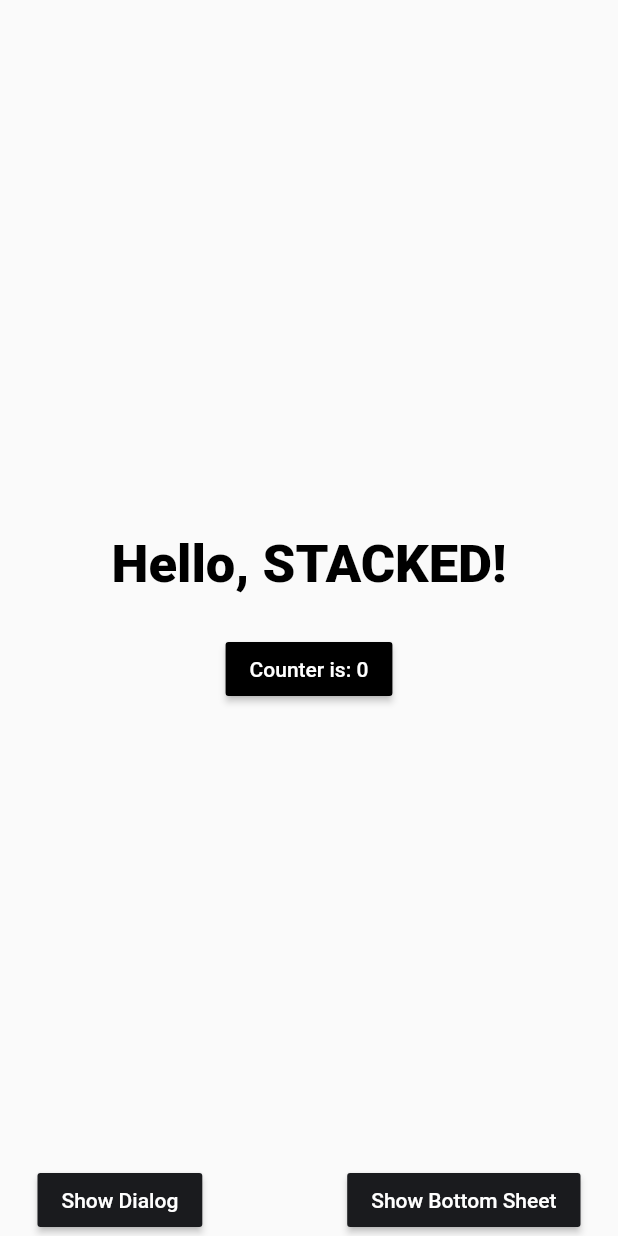
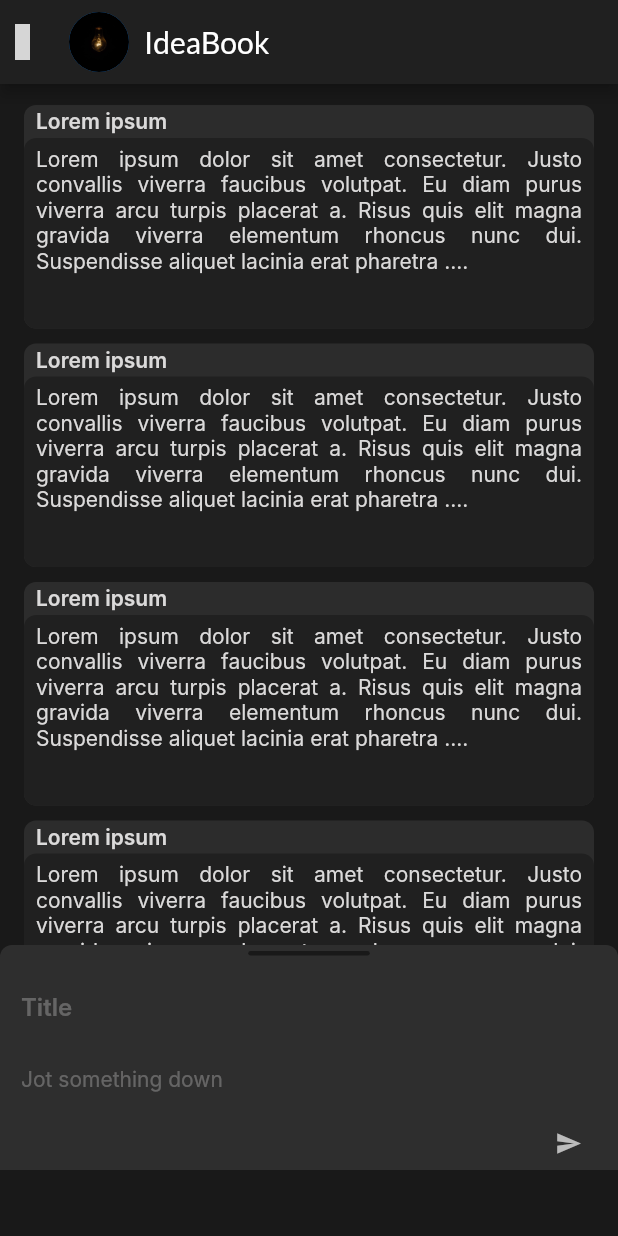
Before and after one commit to Akindolie/idea_book_test, a Flutter app: the screen it shows after launch, on a phone screen of 412 x 824 dp. Run offline on Flutter 3.47's test engine with Material 2 defaults, Android fonts, the light colour scheme and no system bars; our stand-ins replace google_fonts, iconly, stacked, stacked_services, stacked_shared; Roboto replaces fonts that are missing (Inter); grey boxes are pictures that could not be loaded.

Commit message:
progress update

```diff
--- a/ideabook/lib/app/app.dart
+++ b/ideabook/lib/app/app.dart
@@ -4,13 +4,15 @@ import 'package:ideabook/ui/views/home/home_view.dart';
 import 'package:ideabook/ui/views/startup/startup_view.dart';
 import 'package:stacked/stacked_annotations.dart';
 import 'package:stacked_services/stacked_services.dart';
+import 'package:ideabook/ui/views/notes/notes_view.dart';
 // @stacked-import
 
 @StackedApp(
   routes: [
     MaterialRoute(page: HomeView),
     MaterialRoute(page: StartupView),
-    // @stacked-route
+    MaterialRoute(page: NotesView),
+// @stacked-route
   ],
   dependencies: [
     LazySingleton(classType: BottomSheetService),
--- /dev/null
+++ b/ideabook/lib/app/app.router.dart
@@ -0,0 +1,187 @@
+// GENERATED CODE - DO NOT MODIFY BY HAND
+
+// **************************************************************************
+// StackedNavigatorGenerator
+// **************************************************************************
+
+// ignore_for_file: no_leading_underscores_for_library_prefixes
+import 'package:flutter/material.dart' as _i5;
+import 'package:flutter/material.dart';
+import 'package:ideabook/ui/views/home/home_view.dart' as _i2;
+import 'package:ideabook/ui/views/notes/notes_view.dart' as _i4;
+import 'package:ideabook/ui/views/startup/startup_view.dart' as _i3;
+import 'package:stacked/stacked.dart' as _i1;
+import 'package:stacked_services/stacked_services.dart' as _i6;
+
+class Routes {
+  static const homeView = '/home-view';
+
+  static const startupView = '/startup-view';
+
+  static const notesView = '/notes-view';
+
+  static const all = <String>{
+    homeView,
+    startupView,
+    notesView,
+  };
+}
+
+class StackedRouter extends _i1.RouterBase {
+  final _routes = <_i1.RouteDef>[
+    _i1.RouteDef(
+      Routes.homeView,
+      page: _i2.HomeView,
+    ),
+    _i1.RouteDef(
+      Routes.startupView,
+      page: _i3.StartupView,
+    ),
+    _i1.RouteDef(
+      Routes.notesView,
+      page: _i4.NotesView,
+    ),
+  ];
+
+  final _pagesMap = <Type, _i1.StackedRouteFactory>{
+    _i2.HomeView: (data) {
+      return _i5.MaterialPageRoute<dynamic>(
+        builder: (context) => const _i2.HomeView(),
+        settings: data,
+      );
+    },
+    _i3.StartupView: (data) {
+      return _i5.MaterialPageRoute<dynamic>(
+        builder: (context) => const _i3.StartupView(),
+        settings: data,
+      );
+    },
+    _i4.NotesView: (data) {
+      final args = data.getArgs<NotesViewArguments>(
+        orElse: () => const NotesViewArguments(),
+      );
+      return _i5.MaterialPageRoute<dynamic>(
+        builder: (context) => _i4.NotesView(key: args.key),
+        settings: data,
+      );
+    },
+  };
+
+  @override
+  List<_i1.RouteDef> get routes => _routes;
+
+  @override
+  Map<Type, _i1.StackedRouteFactory> get pagesMap => _pagesMap;
+}
+
+class NotesViewArguments {
+  const NotesViewArguments({this.key});
+
+  final _i5.Key? key;
+
+  @override
+  String toString() {
+    return '{"key": "$key"}';
+  }
+
+  @override
+  bool operator ==(covariant NotesViewArguments other) {
+    if (identical(this, other)) return true;
+    return other.key == key;
+  }
+
+  @override
+  int get hashCode {
+    return key.hashCode;
+  }
+}
+
+extension NavigatorStateExtension on _i6.NavigationService {
+  Future<dynamic> navigateToHomeView([
+    int? routerId,
+    bool preventDuplicates = true,
+    Map<String, String>? parameters,
+    Widget Function(BuildContext, Animation<double>, Animation<double>, Widget)?
+        transition,
+  ]) async {
+    return navigateTo<dynamic>(Routes.homeView,
+        id: routerId,
+        preventDuplicates: preventDuplicates,
+        parameters: parameters,
+        transition: transition);
+  }
+
+  Future<dynamic> navigateToStartupView([
+    int? routerId,
+    bool preventDuplicates = true,
+    Map<String, String>? parameters,
+    Widget Function(BuildContext, Animation<double>, Animation<double>, Widget)?
+        transition,
+  ]) async {
+    return navigateTo<dynamic>(Routes.startupView,
+        id: routerId,
+        preventDuplicates: preventDuplicates,
+        parameters: parameters,
+        transition: transition);
+  }
+
+  Future<dynamic> navigateToNotesView({
+    _i5.Key? key,
+    int? routerId,
+    bool preventDuplicates = true,
+    Map<String, String>? parameters,
+    Widget Function(BuildContext, Animation<double>, Animation<double>, Widget)?
+        transition,
+  }) async {
+    return navigateTo<dynamic>(Routes.notesView,
+        arguments: NotesViewArguments(key: key),
+        id: routerId,
+        preventDuplicates: preventDuplicates,
+        parameters: parameters,
+        transition: transition);
+  }
+
+  Future<dynamic> replaceWithHomeView([
+    int? routerId,
+    bool preventDuplicates = true,
+    Map<String, String>? parameters,
+    Widget Function(BuildContext, Animation<double>, Animation<double>, Widget)?
+        transition,
+  ]) async {
+    return replaceWith<dynamic>(Routes.homeView,
+        id: routerId,
+        preventDuplicates: preventDuplicates,
+        parameters: parameters,
+        transition: transition);
+  }
+
+  Future<dynamic> replaceWithStartupView([
+    int? routerId,
+    bool preventDuplicates = true,
+    Map<String, String>? parameters,
+    Widget Function(BuildContext, Animation<double>, Animation<double>, Widget)?
+        transition,
+  ]) async {
+    return replaceWith<dynamic>(Routes.startupView,
+        id: routerId,
+        preventDuplicates: preventDuplicates,
+        parameters: parameters,
+        transition: transition);
+  }
+
+  Future<dynamic> replaceWithNotesView({
+    _i5.Key? key,
+    int? routerId,
+    bool preventDuplicates = true,
+    Map<String, String>? parameters,
+    Widget Function(BuildContext, Animation<double>, Animation<double>, Widget)?
+        transition,
+  }) async {
+    return replaceWith<dynamic>(Routes.notesView,
+        arguments: NotesViewArguments(key: key),
+        id: routerId,
+        preventDuplicates: preventDuplicates,
+        parameters: parameters,
+        transition: transition);
+  }
+}
--- a/ideabook/lib/main.dart
+++ b/ideabook/lib/main.dart
@@ -1,4 +1,5 @@
 import 'package:flutter/material.dart';
+import 'package:google_fonts/google_fonts.dart';
 import 'package:ideabook/app/app.bottomsheets.dart';
 import 'package:ideabook/app/app.dialogs.dart';
 import 'package:ideabook/app/app.locator.dart';
@@ -19,16 +20,17 @@ class MyApp extends StatelessWidget {
 
   @override
   Widget build(BuildContext context) {
+    final textTheme = Theme.of(context).textTheme;
     return MaterialApp(
       title: 'Flutter Demo',
       theme: Theme.of(context).copyWith(
         primaryColor: kcBackgroundColor,
         focusColor: kcPrimaryColor,
-        textTheme: Theme.of(context).textTheme.apply(
-              bodyColor: Colors.black,
-            ),
+        textTheme: GoogleFonts.latoTextTheme(textTheme).apply(
+          bodyColor: Colors.black,
+        ),
       ),
-      initialRoute: Routes.startupView,
+      initialRoute: Routes.notesView,
       onGenerateRoute: StackedRouter().onGenerateRoute,
       navigatorKey: StackedService.navigatorKey,
       navigatorObservers: [
--- a/ideabook/lib/ui/common/app_colors.dart
+++ b/ideabook/lib/ui/common/app_colors.dart
@@ -1,9 +1,9 @@
 import 'package:flutter/material.dart';
 
-const Color kcPrimaryColor = Color(0xFF9600FF);
-const Color kcPrimaryColorDark = Color(0xFF300151);
+const Color kcPrimaryColor = Color(0xFF2E2E2E);
+const Color kcPrimaryColorDark = Color(0xFF191919);
 const Color kcDarkGreyColor = Color(0xFF1A1B1E);
-const Color kcMediumGrey = Color(0xFF474A54);
+const Color kcMediumGrey = Color(0xFF202020);
 const Color kcLightGrey = Color.fromARGB(255, 187, 187, 187);
 const Color kcVeryLightGrey = Color(0xFFE3E3E3);
-const Color kcBackgroundColor = kcDarkGreyColor;
+const Color kcBackgroundColor = Color(0xFF191919);
--- /dev/null
+++ b/ideabook/lib/ui/common/text_styles.dart
@@ -0,0 +1,16 @@
+import 'package:flutter/material.dart';
+
+const kTitleTS = TextStyle(
+  color: Color(0xFFDBDADA),
+  fontSize: 16,
+  fontFamily: 'Inter',
+  fontWeight: FontWeight.w600,
+  //height: 0.09,
+);
+
+const kBodyTS = TextStyle(
+  color: Color(0xFFDBDADA),
+  fontSize: 14,
+  fontFamily: 'Inter',
+  fontWeight: FontWeight.w400,
+);
--- /dev/null
+++ b/ideabook/lib/ui/components/send_button.dart
@@ -0,0 +1,32 @@
+import 'package:flutter/material.dart';
+
+import '../common/app_colors.dart';
+
+class SendButton extends StatelessWidget {
+  const SendButton({
+    super.key,
+    required this.onTap,
+    required this.disable,
+  });
+  final VoidCallback onTap;
+  final bool disable;
+  @override
+  Widget build(BuildContext context) {
+    return InkWell(
+      onTap: disable ? null : onTap,
+      child: Container(
+        height: 38,
+        width: 38,
+        decoration: BoxDecoration(
+          color: disable ? Colors.transparent : const Color(0xFF3E4370),
+          borderRadius: BorderRadius.circular(50),
+        ),
+        child: const Icon(
+          Icons.send,
+          color: kcLightGrey,
+          size: 18,
+        ),
+      ),
+    );
+  }
+}
--- /dev/null
+++ b/ideabook/lib/ui/components/textfield_bd.dart
@@ -0,0 +1,45 @@
+import 'package:flutter/material.dart';
+
+class TextFieldBd extends StatelessWidget {
+  const TextFieldBd({
+    super.key,
+    this.onChanged,
+    required this.label,
+  });
+
+  final Function(String)? onChanged;
+  final String label;
+
+  @override
+  Widget build(BuildContext context) {
+    return Expanded(
+      flex: 4,
+      child: TextField(
+        onChanged: onChanged,
+        style: const TextStyle(
+          color: Color(0xFFDBDADA),
+          fontSize: 14,
+          fontFamily: 'Inter',
+          fontWeight: FontWeight.w400,
+          height: 0.09,
+        ),
+        keyboardType: TextInputType.multiline,
+        textInputAction: TextInputAction.newline,
+        minLines: 1,
+        maxLines: 10,
+        decoration: InputDecoration(
+          border: InputBorder.none,
+          focusedBorder: InputBorder.none,
+          hintText: label,
+          hintStyle: const TextStyle(
+            color: Color(0x51DCDADA),
+            fontSize: 14,
+            fontFamily: 'Inter',
+            fontWeight: FontWeight.w400,
+            height: 0,
+          ),
+        ),
+      ),
+    );
+  }
+}
--- /dev/null
+++ b/ideabook/lib/ui/components/textfield_hd.dart
@@ -0,0 +1,45 @@
+import 'package:flutter/material.dart';
+
+class TextFieldHd extends StatelessWidget {
+  const TextFieldHd({
+    super.key,
+    this.onChanged,
+    required this.label,
+  });
+
+  final Function(String)? onChanged;
+  final String label;
+
+  @override
+  Widget build(BuildContext context) {
+    return SizedBox(
+      width: double.infinity,
+      child: TextField(
+        onChanged: onChanged,
+        style: const TextStyle(
+          color: Color(0xFFDBDADA),
+          fontSize: 16,
+          fontFamily: 'Inter',
+          fontWeight: FontWeight.w600,
+          height: 0.09,
+        ),
+        // keyboardType: TextInputType.multiline,
+        // textInputAction: TextInputAction.newline,
+        // minLines: 1,
+        // maxLines: 10,
+        decoration: InputDecoration(
+          border: InputBorder.none,
+          focusedBorder: InputBorder.none,
+          hintText: label,
+          hintStyle: const TextStyle(
+            color: Color(0x51DCDADA),
+            fontSize: 16,
+            fontFamily: 'Inter',
+            fontWeight: FontWeight.w600,
+            height: 0,
+          ),
+        ),
+      ),
+    );
+  }
+}
--- /dev/null
+++ b/ideabook/lib/ui/views/notes/notes_view.dart
@@ -0,0 +1,229 @@
+import 'package:flutter/material.dart';
+import 'package:iconly/iconly.dart';
+import 'package:ideabook/ui/common/ui_helpers.dart';
+import 'package:stacked/stacked.dart';
+
+import '../../common/app_colors.dart';
+import '../../common/text_styles.dart';
+import '../../components/send_button.dart';
+import '../../components/textfield_bd.dart';
+import '../../components/textfield_hd.dart';
+import 'notes_viewmodel.dart';
+
+class NotesView extends StackedView<NotesViewModel> {
+  NotesView({Key? key}) : super(key: key);
+
+  @override
+  Widget builder(
+    BuildContext context,
+    NotesViewModel viewModel,
+    Widget? child,
+  ) {
+    Size size = MediaQuery.of(context).size;
+    return Scaffold(
+      backgroundColor: kcBackgroundColor,
+      appBar: AppBar(
+        leadingWidth: 30,
+        leading: IconButton(
+          icon: const Icon(
+            IconlyLight.arrow_left,
+            size: 24,
+          ),
+          onPressed: () {},
+        ),
+        title: const Row(
+          children: [
+            CircleAvatar(
+              backgroundImage: AssetImage("assets/images/logo.jpeg"),
+              radius: 20,
+            ),
+            horizontalSpaceSmall,
+            Text('IdeaBook'),
+          ],
+        ),
+        iconTheme: const IconThemeData(color: kcVeryLightGrey),
+        backgroundColor: kcMediumGrey,
+      ),
+      body: Stack(
+        alignment: Alignment.bottomCenter,
+        children: [
+          Container(
+            //color: Colors.red,
+            padding: const EdgeInsets.symmetric(vertical: 14, horizontal: 16),
+            height: size.height - 100,
+            child: ListView.builder(
+                itemCount: 5,
+                itemBuilder: (BuildContext context, int index) {
+                  return Padding(
+                    padding: const EdgeInsets.only(bottom: 10),
+                    child: Container(
+                      height: 149,
+                      decoration: BoxDecoration(
+                        color: Color(0xFF2C2C2C),
+                        borderRadius: BorderRadius.circular(8),
+                      ),
+                      child: Column(
+                        crossAxisAlignment: CrossAxisAlignment.start,
+                        children: [
+                          Padding(
+                            padding: const EdgeInsets.only(left: 8, top: 2),
+                            child: SizedBox(
+                              height: 20,
+                              child: Text(
+                                'Lorem ipsum',
+                                style: kTitleTS.copyWith(fontSize: 14),
+                              ),
+                            ),
+                          ),
+                          Expanded(
+                            child: Container(
+                              padding: const EdgeInsets.symmetric(
+                                  horizontal: 8, vertical: 5),
+                              decoration: BoxDecoration(
+                                color: Color(0xFF202020),
+                                borderRadius: BorderRadius.circular(8),
+                              ),
+                              child: Text(
+                                'Lorem ipsum dolor sit amet consectetur. Justo convallis viverra faucibus volutpat. Eu diam purus viverra arcu turpis placerat a. Risus quis elit magna gravida viverra elementum rhoncus nunc dui. Suspendisse aliquet lacinia erat pharetra ....',
+                                style:
+                                    kBodyTS.copyWith(color: Color(0xFFDBDADA)),
+                                textAlign: TextAlign.justify,
+                              ),
+                            ),
+                          )
+                        ],
+                      ),
+                    ),
+                  );
+                }),
+          ),
+          GestureDetector(
+            onVerticalDragStart: (details) {
+              viewModel.screenHeight = details.globalPosition.dy;
+            },
+            onVerticalDragUpdate: (details) {
+              double dy = details.globalPosition.dy - viewModel.screenHeight;
+
+              viewModel.updateContainerHeight = dy;
+
+              viewModel.screenHeight = details.globalPosition.dy;
+            },
+            child: AnimatedContainer(
+              duration: const Duration(milliseconds: 300),
+              height: viewModel.containerHeight,
+              decoration: const BoxDecoration(
+                color: kcPrimaryColor,
+                borderRadius: BorderRadius.only(
+                  topLeft: Radius.circular(8),
+                  topRight: Radius.circular(8),
+                ),
+              ),
+              child: Center(
+                child: Padding(
+                  padding:
+                      //const EdgeInsets.symmetric(vertical: 4, horizontal: 14),
+                      const EdgeInsets.only(
+                          top: 4, bottom: 8, left: 14, right: 14),
+                  child: Column(
+                    mainAxisAlignment: MainAxisAlignment.spaceBetween,
+                    children: [
+                      Column(
+                        children: [
+                          Container(
+                            width: 81,
+                            height: 3,
+                            decoration: BoxDecoration(
+                                color: kcPrimaryColorDark,
+                                borderRadius: BorderRadius.circular(10)),
+                          ),
+                          verticalSpaceSmall,
+                          if (viewModel.containerHeight >=
+                              viewModel.screenHeight)
+                            TextFieldHd(
+                              label: 'Title',
+                              onChanged: (value) =>
+                                  viewModel.updateTextTitle = value,
+                            ),
+                          //verticalSpaceTiny,
+                          Row(
+                            children: [
+                              TextFieldBd(
+                                label: 'Jot something down',
+                                onChanged: (value) =>
+                                    viewModel.updateTextBody = value,
+                              ),
+                            ],
+                          ),
+                        ],
+                      ),
+                      Align(
+                        alignment: Alignment.bottomRight,
+                        child: SendButton(
+                          onTap: () {
+                            print('clicked!');
+                          },
+                          disable: viewModel.disableButton(),
+                        ),
+                      )
+                    ],
+                  ),
+                ),
+              ),
+            ),
+          ),
+        ],
+      ),
+      // body: Container(
+      //   height: viewModel.bannerHeight,
+      //   child: SingleChildScrollView(
+      //     child: Column(
+      //       children: [
+      //         Stack(
+      //           alignment: Alignment.bottomCenter,
+      //           children: [
+      //             Image.network(
+      //               'https://via.placeholder.com/600x400',
+      //               height: 200,
+      //               width: double.infinity,
+      //               fit: BoxFit.cover,
+      //             ),
+      //             GestureDetector(
+      //               onVerticalDragUpdate: (DragUpdateDetails details) {
+      //                 //setState(() {
+      //                 double positionY = details.globalPosition.dy;
+      //                 double maxHeight =
+      //                     MediaQuery.of(context).size.height - 100;
+      //
+      //                 /// Limits at 200 height minimum
+      //                 if (positionY < 200) {
+      //                   viewModel.bannerHeight = 200;
+      //                 }
+      //
+      //                 /// Limits the max height of expanded
+      //                 else if (positionY <= maxHeight) {
+      //                   viewModel.bannerHeight = positionY;
+      //                 }
+      //                 viewModel.rebuildUi();
+      //                 // });
+      //               },
+      //               child: const FaIcon(
+      //                 FontAwesomeIcons.gripLines,
+      //                 color: Colors.white,
+      //               ),
+      //             ),
+      //           ],
+      //         ),
+      //         Text('Example'),
+      //       ],
+      //     ),
+      //   ),
+      // ),
+    );
+  }
+
+  @override
+  NotesViewModel viewModelBuilder(
+    BuildContext context,
+  ) =>
+      NotesViewModel();
+}
--- /dev/null
+++ b/ideabook/lib/ui/views/notes/notes_viewmodel.dart
@@ -0,0 +1,32 @@
+import 'package:stacked/stacked.dart';
+
+class NotesViewModel extends BaseViewModel {
+  double containerHeight = 150.0; // Initial height of the container
+  double screenHeight = 0.0; // Sc
+  String _textTitle = '';
+  String _textBody = '';
+
+  set updateTextTitle(String value) {
+    _textTitle = value;
+    rebuildUi();
+  }
+
+  set updateTextBody(String value) {
+    _textBody = value;
+    rebuildUi();
+  }
+
+  set updateContainerHeight(double value) {
+    if (containerHeight >= 150) {
+      containerHeight -= value;
+      print(containerHeight);
+    } else {
+      containerHeight = 150.0;
+    }
+    rebuildUi();
+  }
+
+  bool disableButton() {
+    return _textBody.isEmpty ? true : false;
+  }
+}
```
Also changed, not shown: ideabook/lib/app/app.bottomsheets.dart (added, +25 -0 lines), ideabook/lib/app/app.dialogs.dart (added, +25 -0 lines), ideabook/lib/app/app.locator.dart (added, +28 -0 lines), ideabook/pubspec.yaml (+6 -3 lines), ideabook/assets/images/logo.jpeg (added), ideabook/pubspec.lock, 3 other files.
